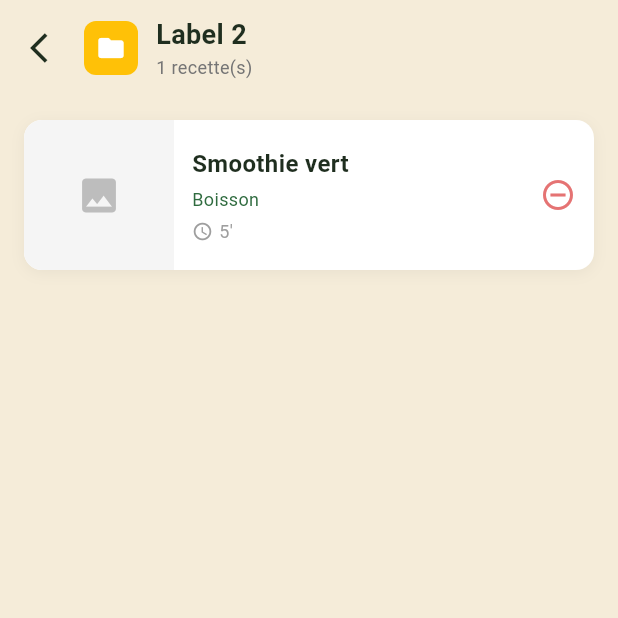
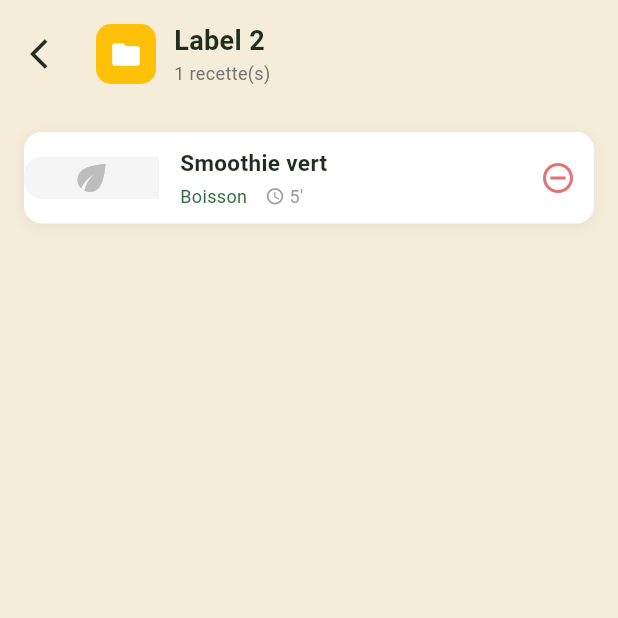
Before and after one commit to EcoDiet/ecodiet_web, a Flutter app: the ProfilePage screen opened by its route, after a tap on "Label 2", on a phone screen of 412 x 824 dp, the top half of it. Run offline on Flutter 3.47's test engine with Material 3 defaults, Android fonts, the phone set to English and light mode, and no system bars; our stand-ins replace email_validator, flutter_svg, font_awesome_flutter, logger; missing offline and left inert: mongo_dart.

Commit message:
update fav page desktop

```diff
--- a/lib/main.dart
+++ b/lib/main.dart
@@ -61,8 +61,10 @@ class MyApp extends StatelessWidget {
           final args = ModalRoute.of(context)!.settings.arguments
               as Map<String, dynamic>?;
           return RecipeInfosPage(
+            id: args?['id'] as String?,
             title: args?['title'] as String?,
             description: args?['description'] as String?,
+            duration: args?['duration'] as String?,
           );
         },
         '/quiz': (context) {
--- a/lib/pages/folder_page.dart
+++ b/lib/pages/folder_page.dart
@@ -1,4 +1,6 @@
 import 'package:flutter/material.dart';
+import '../services/favorites_service.dart';
+import '../utils/responsive.dart';
 
 class FolderPage extends StatefulWidget {
   final String? id;
@@ -18,25 +20,39 @@ class FolderPage extends StatefulWidget {
 
 class _FolderPageState extends State<FolderPage> {
   bool isLoading = true;
-  List<FolderRecipe> recipes = [];
+  List<FavoriteRecipe> recipes = [];
 
   @override
   void initState() {
     super.initState();
     _loadFolderRecipes();
+    if (widget.id == 'favorites') {
+      FavoritesService().addListener(_onFavoritesChanged);
+    }
+  }
+
+  @override
+  void dispose() {
+    if (widget.id == 'favorites') {
+      FavoritesService().removeListener(_onFavoritesChanged);
+    }
+    super.dispose();
+  }
+
+  void _onFavoritesChanged() {
+    setState(() {
+      recipes = List.of(FavoritesService().favorites);
+    });
   }
 
   Future<void> _loadFolderRecipes() async {
     // TODO: Remplacer par l'appel API réel
-    // final recipes = await api.getFolderRecipes(widget.id);
     await Future.delayed(const Duration(milliseconds: 300));
 
     setState(() {
-      // Chaque dossier a ses propres recettes selon son id
-      // À remplacer par les vraies données de l'API
       switch (widget.id) {
         case 'favorites':
-          recipes = _getFavoritesRecipes();
+          recipes = List.of(FavoritesService().favorites);
           break;
         case '2':
           recipes = _getFolder2Recipes();
@@ -51,15 +67,9 @@ class _FolderPageState extends State<FolderPage> {
     });
   }
 
-  // Recettes favorites
-  List<FolderRecipe> _getFavoritesRecipes() {
-    return [];
-  }
-
-  // Recettes du dossier 2
-  List<FolderRecipe> _getFolder2Recipes() {
+  List<FavoriteRecipe> _getFolder2Recipes() {
     return [
-      FolderRecipe(
+      FavoriteRecipe(
         id: '3',
         title: 'Smoothie vert',
         category: 'Boisson',
@@ -69,19 +79,16 @@ class _FolderPageState extends State<FolderPage> {
     ];
   }
 
-  // Recettes du dossier 3 - vide pour l'exemple
-  List<FolderRecipe> _getFolder3Recipes() {
+  List<FavoriteRecipe> _getFolder3Recipes() {
     return [];
   }
 
-  void _removeFromFolder(FolderRecipe recipe) {
+  void _removeFromFolder(FavoriteRecipe recipe) {
     showDialog(
       context: context,
       builder: (context) => AlertDialog(
         title: const Text('Retirer du dossier ?'),
-        content: Text(
-          'Voulez-vous retirer "${recipe.title}" de ce dossier ?',
-        ),
+        content: Text('Voulez-vous retirer "${recipe.title}" de ce dossier ?'),
         actions: [
           TextButton(
             onPressed: () => Navigator.pop(context),
@@ -89,16 +96,17 @@ class _FolderPageState extends State<FolderPage> {
           ),
           TextButton(
             onPressed: () {
+              if (widget.id == 'favorites') {
+                FavoritesService().removeFavorite(recipe.id);
+              } else {
                 setState(() {
                   recipes.removeWhere((r) => r.id == recipe.id);
                 });
+              }
               Navigator.pop(context);
               // TODO: Appeler l'API pour retirer la recette du dossier
             },
-            child: const Text(
-              'Retirer',
-              style: TextStyle(color: Colors.red),
-            ),
+            child: const Text('Retirer', style: TextStyle(color: Colors.red)),
           ),
         ],
       ),
@@ -107,49 +115,68 @@ class _FolderPageState extends State<FolderPage> {
 
   @override
   Widget build(BuildContext context) {
+    final desktop = isDesktop(context);
     final folderColor = widget.color ?? const Color(0xFFF4A259);
 
     return Scaffold(
       body: SafeArea(
+        child: Center(
+          child: ConstrainedBox(
+            constraints: const BoxConstraints(maxWidth: 1000),
             child: Column(
               children: [
-            // Header
-            _buildHeader(folderColor),
-
-            // Contenu
+                _buildHeader(folderColor, desktop),
                 Expanded(
                   child: isLoading
                       ? const Center(child: CircularProgressIndicator())
                       : recipes.isEmpty
                           ? _buildEmptyState()
+                          : desktop
+                              ? _buildRecipesGrid()
                               : _buildRecipesList(),
                 ),
               ],
             ),
           ),
+        ),
+      ),
     );
   }
 
-  Widget _buildHeader(Color folderColor) {
+  Widget _buildHeader(Color folderColor, bool desktop) {
     return Container(
-      padding: const EdgeInsets.symmetric(horizontal: 8, vertical: 8),
+      padding: EdgeInsets.symmetric(
+        horizontal: desktop ? 24 : 8,
+        vertical: 12,
+      ),
       child: Row(
         children: [
+          if (desktop)
+            TextButton.icon(
+              onPressed: () => Navigator.pop(context),
+              icon: const Icon(Icons.arrow_back, size: 20),
+              label: const Text('Retour'),
+              style: TextButton.styleFrom(
+                foregroundColor: const Color(0xFF2F6B3F),
+              ),
+            )
+          else
             IconButton(
               icon: const Icon(Icons.arrow_back_ios, color: Color(0xFF1F2E1F)),
               onPressed: () => Navigator.pop(context),
             ),
+          const SizedBox(width: 8),
           Container(
-            width: 36,
-            height: 36,
+            width: 40,
+            height: 40,
             decoration: BoxDecoration(
               color: folderColor,
-              borderRadius: BorderRadius.circular(8),
+              borderRadius: BorderRadius.circular(10),
             ),
-            child: const Icon(
-              Icons.folder,
+            child: Icon(
+              widget.id == 'favorites' ? Icons.favorite : Icons.folder,
               color: Colors.white,
-              size: 20,
+              size: 22,
             ),
           ),
           const SizedBox(width: 12),
@@ -159,18 +186,15 @@ class _FolderPageState extends State<FolderPage> {
               children: [
                 Text(
                   widget.label ?? 'Dossier',
-                  style: const TextStyle(
-                    fontSize: 18,
+                  style: TextStyle(
+                    fontSize: desktop ? 22 : 18,
                     fontWeight: FontWeight.bold,
-                    color: Color(0xFF1F2E1F),
+                    color: const Color(0xFF1F2E1F),
                   ),
                 ),
                 Text(
                   '${recipes.length} recette(s)',
-                  style: TextStyle(
-                    fontSize: 12,
-                    color: Colors.grey[600],
-                  ),
+                  style: TextStyle(fontSize: 12, color: Colors.grey[600]),
                 ),
               ],
             ),
@@ -185,26 +209,16 @@ class _FolderPageState extends State<FolderPage> {
       child: Column(
         mainAxisAlignment: MainAxisAlignment.center,
         children: [
-          Icon(
-            Icons.folder_open,
-            size: 80,
-            color: Colors.grey[300],
-          ),
+          Icon(Icons.folder_open, size: 80, color: Colors.grey[300]),
           const SizedBox(height: 16),
           Text(
             'Aucune recette dans ce dossier',
-            style: TextStyle(
-              fontSize: 16,
-              color: Colors.grey[600],
-            ),
+            style: TextStyle(fontSize: 16, color: Colors.grey[600]),
           ),
           const SizedBox(height: 8),
           Text(
             'Ajoutez des recettes depuis la page d\'une recette',
-            style: TextStyle(
-              fontSize: 14,
-              color: Colors.grey[400],
-            ),
+            style: TextStyle(fontSize: 14, color: Colors.grey[400]),
             textAlign: TextAlign.center,
           ),
         ],
@@ -216,17 +230,28 @@ class _FolderPageState extends State<FolderPage> {
     return ListView.builder(
       padding: const EdgeInsets.all(16),
       itemCount: recipes.length,
-      itemBuilder: (context, index) {
-        final recipe = recipes[index];
-        return Padding(
+      itemBuilder: (context, index) => Padding(
         padding: const EdgeInsets.only(bottom: 12),
-          child: _buildRecipeCard(recipe),
-        );
-      },
+        child: _buildRecipeCard(recipes[index]),
+      ),
     );
   }
 
-  Widget _buildRecipeCard(FolderRecipe recipe) {
+  Widget _buildRecipesGrid() {
+    return GridView.builder(
+      padding: const EdgeInsets.all(24),
+      gridDelegate: const SliverGridDelegateWithFixedCrossAxisCount(
+        crossAxisCount: 2,
+        crossAxisSpacing: 16,
+        mainAxisSpacing: 16,
+        childAspectRatio: 3.5,
+      ),
+      itemCount: recipes.length,
+      itemBuilder: (context, index) => _buildRecipeCard(recipes[index]),
+    );
+  }
+
+  Widget _buildRecipeCard(FavoriteRecipe recipe) {
     return GestureDetector(
       onTap: () => Navigator.pushNamed(
         context,
@@ -235,6 +260,7 @@ class _FolderPageState extends State<FolderPage> {
           'id': recipe.id,
           'title': recipe.title,
           'description': recipe.category,
+          'duration': recipe.duration,
         },
       ),
       child: Container(
@@ -253,8 +279,7 @@ class _FolderPageState extends State<FolderPage> {
           children: [
             // Image
             Container(
-              width: 100,
-              height: 100,
+              width: 90,
               decoration: BoxDecoration(
                 color: Colors.grey[100],
                 borderRadius: const BorderRadius.horizontal(
@@ -269,32 +294,32 @@ class _FolderPageState extends State<FolderPage> {
               ),
               child: recipe.imageUrl == null
                   ? Center(
-                      child: Icon(
-                        Icons.image,
-                        size: 30,
-                        color: Colors.grey[400],
-                      ),
+                      child: Icon(Icons.eco,
+                          size: 28, color: Colors.grey[400]),
                     )
                   : null,
             ),
             // Contenu
             Expanded(
               child: Padding(
-                padding: const EdgeInsets.all(12),
+                padding: const EdgeInsets.symmetric(horizontal: 14, vertical: 10),
                 child: Column(
                   crossAxisAlignment: CrossAxisAlignment.start,
+                  mainAxisAlignment: MainAxisAlignment.center,
                   children: [
                     Text(
                       recipe.title,
                       style: const TextStyle(
-                        fontSize: 16,
+                        fontSize: 15,
                         fontWeight: FontWeight.bold,
                         color: Color(0xFF1F2E1F),
                       ),
                       maxLines: 1,
                       overflow: TextOverflow.ellipsis,
                     ),
-                    const SizedBox(height: 4),
+                    const SizedBox(height: 3),
+                    Row(
+                      children: [
                         Text(
                           recipe.category,
                           style: const TextStyle(
@@ -302,21 +327,14 @@ class _FolderPageState extends State<FolderPage> {
                             color: Color(0xFF2F6B3F),
                           ),
                         ),
-                    const SizedBox(height: 4),
-                    Row(
-                      children: [
-                        Icon(
-                          Icons.access_time,
-                          size: 14,
-                          color: Colors.grey[500],
-                        ),
-                        const SizedBox(width: 4),
+                        const SizedBox(width: 12),
+                        Icon(Icons.access_time,
+                            size: 13, color: Colors.grey[500]),
+                        const SizedBox(width: 3),
                         Text(
                           recipe.duration,
                           style: TextStyle(
-                            fontSize: 12,
-                            color: Colors.grey[500],
-                          ),
+                              fontSize: 12, color: Colors.grey[500]),
                         ),
                       ],
                     ),
@@ -324,12 +342,9 @@ class _FolderPageState extends State<FolderPage> {
                 ),
               ),
             ),
-            // Bouton supprimer
+            // Bouton retirer
             IconButton(
-              icon: Icon(
-                Icons.remove_circle_outline,
-                color: Colors.red[300],
-              ),
+              icon: Icon(Icons.remove_circle_outline, color: Colors.red[300]),
               onPressed: () => _removeFromFolder(recipe),
             ),
           ],
@@ -338,20 +353,3 @@ class _FolderPageState extends State<FolderPage> {
     );
   }
 }
-
-/// Modèle pour une recette dans un dossier
-class FolderRecipe {
-  final String id;
-  final String title;
-  final String category;
-  final String duration;
-  final String? imageUrl;
-
-  FolderRecipe({
-    required this.id,
-    required this.title,
-    required this.category,
-    required this.duration,
-    this.imageUrl,
-  });
-}
--- a/lib/pages/profile_page.dart
+++ b/lib/pages/profile_page.dart
@@ -1,5 +1,6 @@
 import 'package:flutter/material.dart';
 import '../utils/responsive.dart';
+import '../services/favorites_service.dart';
 
 /// Modèle pour un dossier
 class Folder {
@@ -43,6 +44,17 @@ class _ProfilePageState extends State<ProfilePage> {
   void initState() {
     super.initState();
     _loadProfileData();
+    FavoritesService().addListener(_onFavoritesChanged);
+  }
+
+  @override
+  void dispose() {
+    FavoritesService().removeListener(_onFavoritesChanged);
+    super.dispose();
+  }
+
+  void _onFavoritesChanged() {
+    setState(() {});
   }
 
   Future<void> _loadProfileData() async {
@@ -405,7 +417,7 @@ class _ProfilePageState extends State<ProfilePage> {
                   ),
                 ),
                 Text(
-                  '🍴 ${folder.recipeCount} recette(s)',
+                  '🍴 ${folder.id == 'favorites' ? FavoritesService().count : folder.recipeCount} recette(s)',
                   style: TextStyle(
                     fontSize: 12,
                     color: Colors.grey[600],
--- /dev/null
+++ b/lib/services/favorites_service.dart
@@ -0,0 +1,52 @@
+import 'package:flutter/material.dart';
+
+/// Modèle partagé pour une recette (utilisé dans les favoris et les dossiers)
+class FavoriteRecipe {
+  final String id;
+  final String title;
+  final String category;
+  final String duration;
+  final String? imageUrl;
+
+  FavoriteRecipe({
+    required this.id,
+    required this.title,
+    required this.category,
+    required this.duration,
+    this.imageUrl,
+  });
+}
+
+/// Service singleton pour gérer les favoris entre les pages
+class FavoritesService extends ChangeNotifier {
+  static final FavoritesService _instance = FavoritesService._internal();
+  factory FavoritesService() => _instance;
+  FavoritesService._internal();
+
+  final List<FavoriteRecipe> _favorites = [];
+
+  List<FavoriteRecipe> get favorites => List.unmodifiable(_favorites);
+  int get count => _favorites.length;
+
+  bool isFavorite(String id) => _favorites.any((r) => r.id == id);
+
+  void addFavorite(FavoriteRecipe recipe) {
+    if (!isFavorite(recipe.id)) {
+      _favorites.add(recipe);
+      notifyListeners();
+    }
+  }
+
+  void removeFavorite(String id) {
+    _favorites.removeWhere((r) => r.id == id);
+    notifyListeners();
+  }
+
+  void toggle(FavoriteRecipe recipe) {
+    if (isFavorite(recipe.id)) {
+      removeFavorite(recipe.id);
+    } else {
+      addFavorite(recipe);
+    }
+  }
+}
```
Also changed, not shown: lib/pages/home_page.dart (+16 -4 lines), lib/pages/recipe_infos_page.dart (+30 -7 lines). Lines whose indentation alone changed are shown as unchanged.
